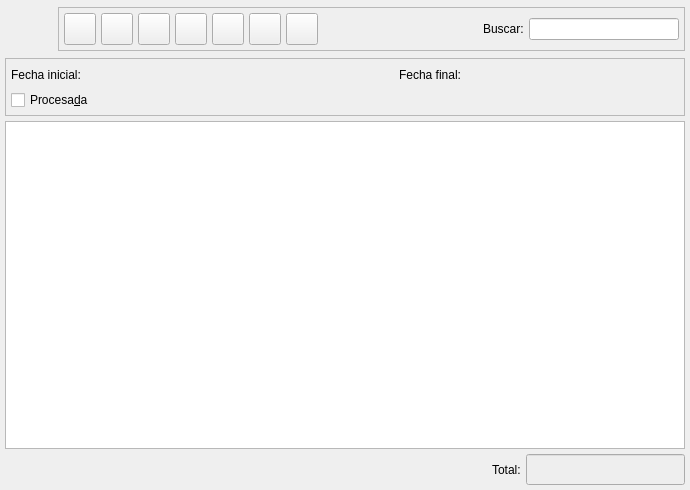
Before: the Qt Designer form bulmages/bulmafact/src/facturasplistbase.ui in eboladev/Bulmages-1, drawn with Qt 5.
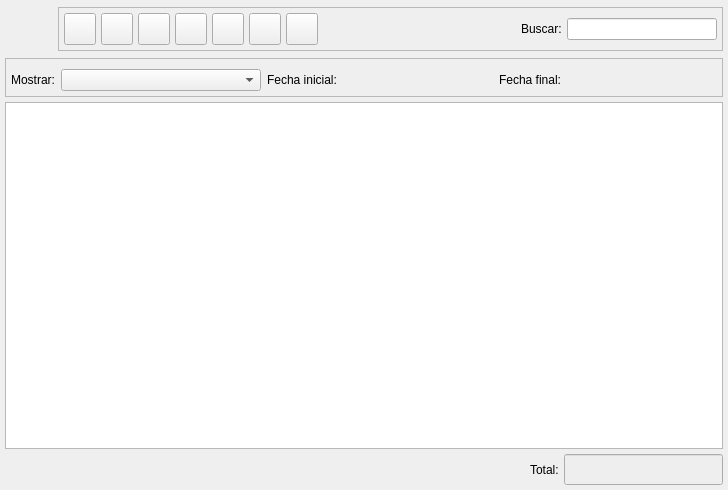
After: the same form once the commit is applied. Icons and pictures are not drawn. Custom widgets are drawn as their Qt base class.

What changed in the file:
```diff
--- a/bulmages/bulmafact/src/facturasplistbase.ui
+++ b/bulmages/bulmafact/src/facturasplistbase.ui
@@ -435,8 +435,63 @@
          <number>0</number>
         </property>
         <property name="spacing" >
-         <number>2</number>
+         <number>6</number>
         </property>
+        <item>
+         <widget class="BusquedaArticulo" native="1" name="m_articulo" />
+        </item>
+        <item>
+         <widget class="BusquedaProveedor" native="1" name="m_proveedor" >
+          <property name="minimumSize" >
+           <size>
+            <width>250</width>
+            <height>0</height>
+           </size>
+          </property>
+         </widget>
+        </item>
+       </layout>
+      </item>
+      <item>
+       <layout class="QHBoxLayout" >
+        <property name="margin" >
+         <number>0</number>
+        </property>
+        <property name="spacing" >
+         <number>6</number>
+        </property>
+        <item>
+         <widget class="QLabel" name="label_2" >
+          <property name="text" >
+           <string>Mostrar:</string>
+          </property>
+          <property name="alignment" >
+           <set>Qt::AlignRight|Qt::AlignTrailing|Qt::AlignVCenter</set>
+          </property>
+         </widget>
+        </item>
+        <item>
+         <widget class="QComboBox" name="mui_procesada" >
+          <property name="minimumSize" >
+           <size>
+            <width>200</width>
+            <height>0</height>
+           </size>
+          </property>
+          <property name="maximumSize" >
+           <size>
+            <width>200</width>
+            <height>16777215</height>
+           </size>
+          </property>
+          <property name="focusPolicy" >
+           <enum>Qt::StrongFocus</enum>
+          </property>
+          <property name="frame" >
+           <bool>true</bool>
+          </property>
+         </widget>
+        </item>
         <item>
          <widget class="QLabel" name="label5" >
           <property name="text" >
@@ -464,7 +519,7 @@
           </property>
           <property name="sizeHint" >
            <size>
-            <width>200</width>
+            <width>121</width>
             <height>21</height>
            </size>
           </property>
@@ -487,55 +542,6 @@
           </property>
          </widget>
         </item>
-        <item>
-         <spacer>
-          <property name="orientation" >
-           <enum>Qt::Horizontal</enum>
-          </property>
-          <property name="sizeType" >
-           <enum>QSizePolicy::Expanding</enum>
-          </property>
-          <property name="sizeHint" >
-           <size>
-            <width>101</width>
-            <height>21</height>
-           </size>
-          </property>
-         </spacer>
-        </item>
-       </layout>
-      </item>
-      <item>
-       <layout class="QHBoxLayout" >
-        <property name="margin" >
-         <number>0</number>
-        </property>
-        <property name="spacing" >
-         <number>2</number>
-        </property>
-        <item>
-         <widget class="QCheckBox" name="m_procesada" >
-          <property name="text" >
-           <string>Procesa&amp;da</string>
-          </property>
-          <property name="shortcut" >
-           <string>Alt+D</string>
-          </property>
-         </widget>
-        </item>
-        <item>
-         <widget class="BusquedaArticulo" native="1" name="m_articulo" />
-        </item>
-        <item>
-         <widget class="BusquedaProveedor" native="1" name="m_proveedor" >
-          <property name="minimumSize" >
-           <size>
-            <width>250</width>
-            <height>0</height>
-           </size>
-          </property>
-         </widget>
-        </item>
        </layout>
       </item>
      </layout>
@@ -658,6 +664,11 @@
    <extends>QWidget</extends>
    <header>busquedaarticulo.h</header>
   </customwidget>
+  <customwidget>
+   <class>BusquedaFecha</class>
+   <extends>QWidget</extends>
+   <header>../../../bulmalib/busquedafecha.h</header>
+  </customwidget>
   <customwidget>
    <class>FacturasProveedorListSubform</class>
    <extends>QTableWidget</extends>
@@ -668,11 +679,6 @@
    <extends>QWidget</extends>
    <header>busquedaproveedor.h</header>
   </customwidget>
-  <customwidget>
-   <class>BusquedaFecha</class>
-   <extends>QWidget</extends>
-   <header>../../../bulmalib/busquedafecha.h</header>
-  </customwidget>
  </customwidgets>
  <resources>
   <include location="../../bulmages.qrc" />
```
